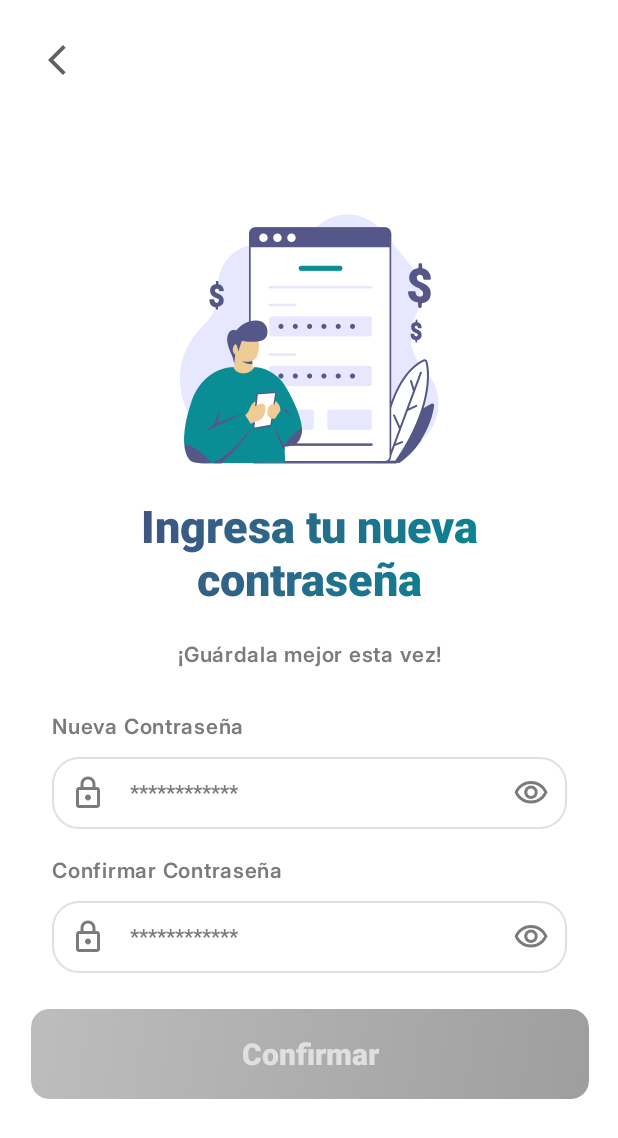
After one commit to A01800593CEM/Beneficio_Juventud, an Android app built with Jetpack Compose: the NewPassword screen opened through its navigation route, on a phone screen of 412 x 824 dp. The commit adds this screen. Shown: the top 1138 px of the screen. Run offline under Robolectric (Android 15) with nearby library versions, the phone set to English and light mode, and no system bars; Roboto replaces fonts that are not available here.

Commit message:
ForgotPassword.kt and NewPassword.kt complete

```diff
--- a/app/src/main/java/mx/itesm/beneficiojuventud/view/ForgotPassword.kt
+++ b/app/src/main/java/mx/itesm/beneficiojuventud/view/ForgotPassword.kt
@@ -40,6 +40,10 @@ import mx.itesm.beneficiojuventud.ui.theme.BeneficioJuventudTheme
 @Composable
 fun ForgotPassword(nav: NavHostController, modifier: Modifier = Modifier) {
     var email by remember { mutableStateOf("") }
+    val emailValid = remember(email) {
+        Regex("^[A-Za-z0-9][A-Za-z0-9+_.-]*@[A-Za-z0-9.-]+\\.[A-Za-z]{2,}\$").matches(email)
+    }
+
     Scaffold(
         topBar = {
             TopAppBar(
@@ -123,7 +127,8 @@ fun ForgotPassword(nav: NavHostController, modifier: Modifier = Modifier) {
                     modifier = Modifier
                         .padding(top = 20.dp)
                         .fillMaxWidth(0.95f)
-                        .align(Alignment.CenterHorizontally)
+                        .align(Alignment.CenterHorizontally),
+                    enabled = emailValid
                 ) {
                     nav.navigate(Screens.RecoveryCode.route)
                 }
--- a/app/src/main/java/mx/itesm/beneficiojuventud/view/MainActivity.kt
+++ b/app/src/main/java/mx/itesm/beneficiojuventud/view/MainActivity.kt
@@ -35,6 +35,7 @@ private fun AppNav() {
         composable(Screens.Register.route) { Register(nav) }
         composable(Screens.ForgotPassword.route) { ForgotPassword(nav)}
         composable(Screens.RecoveryCode.route) { RecoveryCode(nav) }
+        composable (Screens.NewPassword.route){ NewPassword(nav) }
 
     }
 }
--- /dev/null
+++ b/app/src/main/java/mx/itesm/beneficiojuventud/view/NewPassword.kt
@@ -0,0 +1,187 @@
+package mx.itesm.beneficiojuventud.view
+
+import androidx.compose.foundation.Image
+import androidx.compose.foundation.layout.*
+import androidx.compose.material3.ExperimentalMaterial3Api
+import androidx.compose.material3.Scaffold
+import androidx.compose.material3.Text
+import androidx.compose.material3.TopAppBar
+import androidx.compose.runtime.*
+import androidx.compose.ui.Alignment
+import androidx.compose.ui.Modifier
+import androidx.compose.ui.graphics.Brush
+import androidx.compose.ui.graphics.Color
+import androidx.compose.ui.platform.LocalContext
+import androidx.compose.ui.res.painterResource
+import androidx.compose.ui.text.TextStyle
+import androidx.compose.ui.text.font.FontWeight
+import androidx.compose.ui.text.style.TextAlign
+import androidx.compose.ui.tooling.preview.Preview
+import androidx.compose.ui.unit.dp
+import androidx.compose.ui.unit.sp
+import androidx.navigation.NavHostController
+import mx.itesm.beneficiojuventud.R
+import mx.itesm.beneficiojuventud.components.BackButton
+import mx.itesm.beneficiojuventud.components.MainButton
+import mx.itesm.beneficiojuventud.components.PasswordTextField
+import mx.itesm.beneficiojuventud.ui.theme.BeneficioJuventudTheme
+
+@OptIn(ExperimentalMaterial3Api::class)
+@Composable
+fun NewPassword(
+    nav: NavHostController,
+    modifier: Modifier = Modifier,
+    imageRes: Int = R.drawable.new_password,
+    onConfirm: (newPassword: String) -> Unit = { nav.navigate(Screens.Login.route) },
+    minLength: Int = 8,
+    requireLetter: Boolean = true,
+    requireDigit: Boolean = true
+) {
+    var pass by remember { mutableStateOf("") }
+    var confirm by remember { mutableStateOf("") }
+
+    val passValid by remember(pass) {
+        mutableStateOf(isPasswordValid(pass, minLength, requireLetter, requireDigit))
+    }
+    val matches by remember(pass, confirm) { mutableStateOf(pass.isNotEmpty() && pass == confirm) }
+
+    Scaffold(
+        topBar = {
+            TopAppBar(title = {}, navigationIcon = { BackButton(nav = nav) })
+        }
+    ) { inner ->
+        Column(
+            modifier = modifier
+                .padding(inner)
+                .fillMaxWidth()
+                .padding(top = 70.dp),
+            horizontalAlignment = Alignment.CenterHorizontally
+        ) {
+            // Imagen superior
+            Box(
+                modifier = Modifier
+                    .fillMaxWidth()
+                    .height(180.dp),
+                contentAlignment = Alignment.Center
+            ) {
+                Image(
+                    painter = painterResource(id = imageRes),
+                    contentDescription = null,
+                    modifier = Modifier.fillMaxHeight()
+                )
+            }
+
+            // Títulos
+            Column(
+                modifier = Modifier.fillMaxWidth(0.85f),
+                horizontalAlignment = Alignment.CenterHorizontally
+            ) {
+                Text(
+                    "Ingresa tu nueva contraseña",
+                    style = TextStyle(
+                        brush = Brush.linearGradient(listOf(Color(0xFF4B4C7E), Color(0xFF008D96))),
+                        fontSize = 30.sp,
+                        fontWeight = FontWeight.Black
+                    ),
+                    modifier = Modifier.padding(20.dp),
+                    textAlign = TextAlign.Center
+                )
+                Text(
+                    "¡Guárdala mejor esta vez!",
+                    color = Color(0xFF7D7A7A),
+                    fontWeight = FontWeight.SemiBold,
+                    fontSize = 14.sp,
+                    textAlign = TextAlign.Center
+                )
+            }
+
+            // Formulario
+            Column(
+                modifier = Modifier
+                    .fillMaxWidth(0.95f)
+                    .padding(top = 24.dp)
+            ) {
+                Text(
+                    "Nueva Contraseña",
+                    color = Color(0xFF7D7A7A),
+                    fontWeight = FontWeight.SemiBold,
+                    fontSize = 14.sp,
+                    modifier = Modifier.padding(start = 24.dp, bottom = 8.dp)
+                )
+                PasswordTextField(
+                    value = pass,
+                    onValueChange = { pass = it },
+                    modifier = Modifier
+                        .fillMaxWidth()
+                        .padding(horizontal = 24.dp)
+                )
+                if (pass.isNotEmpty() && !passValid) {
+                    Text(
+                        "Mínimo $minLength caracteres, al menos ${if (requireLetter) "1 letra" else ""}${if (requireLetter && requireDigit) " y " else ""}${if (requireDigit) "1 número" else ""}.",
+                        color = Color(0xFFD32F2F),
+                        fontSize = 12.sp,
+                        modifier = Modifier.padding(start = 24.dp, top = 6.dp)
+                    )
+                }
+
+                Spacer(Modifier.height(16.dp))
+
+                Text(
+                    "Confirmar Contraseña",
+                    color = Color(0xFF7D7A7A),
+                    fontWeight = FontWeight.SemiBold,
+                    fontSize = 14.sp,
+                    modifier = Modifier.padding(start = 24.dp, bottom = 8.dp)
+                )
+                PasswordTextField(
+                    value = confirm,
+                    onValueChange = { confirm = it },
+                    modifier = Modifier
+                        .fillMaxWidth()
+                        .padding(horizontal = 24.dp)
+                )
+                if (confirm.isNotEmpty() && !matches) {
+                    Text(
+                        "Las contraseñas no coinciden.",
+                        color = Color(0xFFD32F2F),
+                        fontSize = 12.sp,
+                        modifier = Modifier.padding(start = 24.dp, top = 6.dp)
+                    )
+                }
+
+                // Botón Confirmar
+                MainButton(
+                    text = "Confirmar",
+                    enabled = passValid && matches,
+                    modifier = Modifier
+                        .padding(top = 24.dp)
+                        .fillMaxWidth(0.95f)
+                        .align(Alignment.CenterHorizontally)
+                ) {
+                    onConfirm(pass)
+                }
+            }
+        }
+    }
+}
+
+private fun isPasswordValid(
+    pass: String,
+    minLen: Int,
+    requireLetter: Boolean,
+    requireDigit: Boolean
+): Boolean {
+    if (pass.length < minLen) return false
+    if (requireLetter && pass.none { it.isLetter() }) return false
+    if (requireDigit && pass.none { it.isDigit() }) return false
+    return true
+}
+
+
+@Preview(showBackground = true, showSystemUi = true)
+@Composable
+fun NewPasswordPreview() {
+    BeneficioJuventudTheme {
+        NewPassword(nav = NavHostController(LocalContext.current))
+    }
+}
--- a/app/src/main/java/mx/itesm/beneficiojuventud/view/RecoveryCode.kt
+++ b/app/src/main/java/mx/itesm/beneficiojuventud/view/RecoveryCode.kt
@@ -19,6 +19,7 @@ import androidx.compose.ui.graphics.Color
 import androidx.compose.ui.input.pointer.pointerInput
 import androidx.compose.ui.platform.LocalContext
 import androidx.compose.ui.res.painterResource
+import androidx.compose.ui.text.TextRange
 import androidx.compose.ui.text.TextStyle
 import androidx.compose.ui.text.font.FontWeight
 import androidx.compose.ui.text.input.ImeAction
@@ -41,7 +42,7 @@ fun RecoveryCode(
     nav: NavHostController,
     modifier: Modifier = Modifier,
     emailArg: String = "beneficio_user@juventud.com",
-    onVerify: (code: String) -> Unit = { nav.navigate(Screens.Register.route) },
+    onVerify: (code: String) -> Unit = { nav.navigate(Screens.NewPassword.route) },
     onResend: () -> Unit = {}
 ) {
     var email by remember { mutableStateOf(emailArg) }
@@ -187,7 +188,7 @@ private fun OtpCodeInput(
     // Mantiene cursor siempre al final
     LaunchedEffect(code) {
         if (tf.text != code) {
-            tf = tf.copy(text = code, selection = androidx.compose.ui.text.TextRange(code.length))
+            tf = tf.copy(text = code, selection = TextRange(code.length))
         }
     }
 
@@ -195,7 +196,7 @@ private fun OtpCodeInput(
         value = tf,
         onValueChange = { new ->
             val filtered = new.text.filter { it.isDigit() }.take(length)
-            tf = new.copy(text = filtered, selection = androidx.compose.ui.text.TextRange(filtered.length))
+            tf = new.copy(text = filtered, selection = TextRange(filtered.length))
             onCodeChange(filtered)
         },
         keyboardOptions = KeyboardOptions(
--- a/app/src/main/java/mx/itesm/beneficiojuventud/view/Screens.kt
+++ b/app/src/main/java/mx/itesm/beneficiojuventud/view/Screens.kt
@@ -5,6 +5,6 @@ sealed class Screens(val route: String) {
     data object Register : Screens("register")
     data object MainMenu : Screens("main_menu")
     data object ForgotPassword : Screens("forgot_password")
-
     data object RecoveryCode : Screens("recovery_code")
+    data object NewPassword : Screens("new_password")
 }
```
